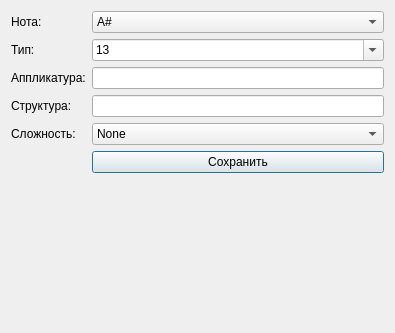
Before: the Qt Designer form design/input_dialog.ui in GGlebux/chordPRO, drawn with Qt 5.
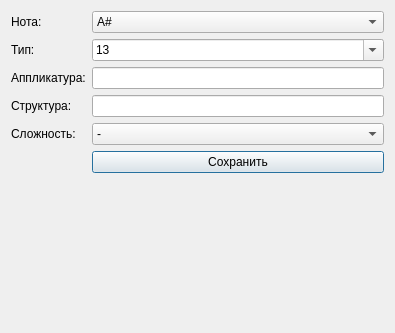
After: the same form once the commit is applied.

```diff
--- a/design/input_dialog.ui
+++ b/design/input_dialog.ui
@@ -427,7 +427,7 @@
      </property>
      <item>
       <property name="text">
-       <string>None</string>
+       <string>-</string>
       </property>
      </item>
      <item>
```
